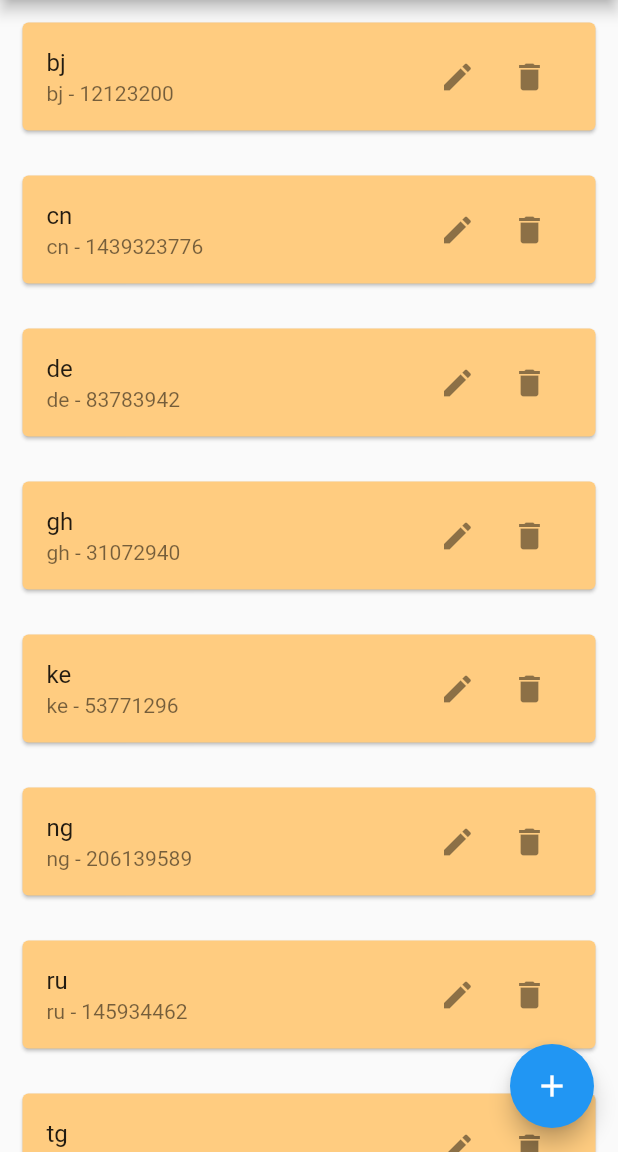
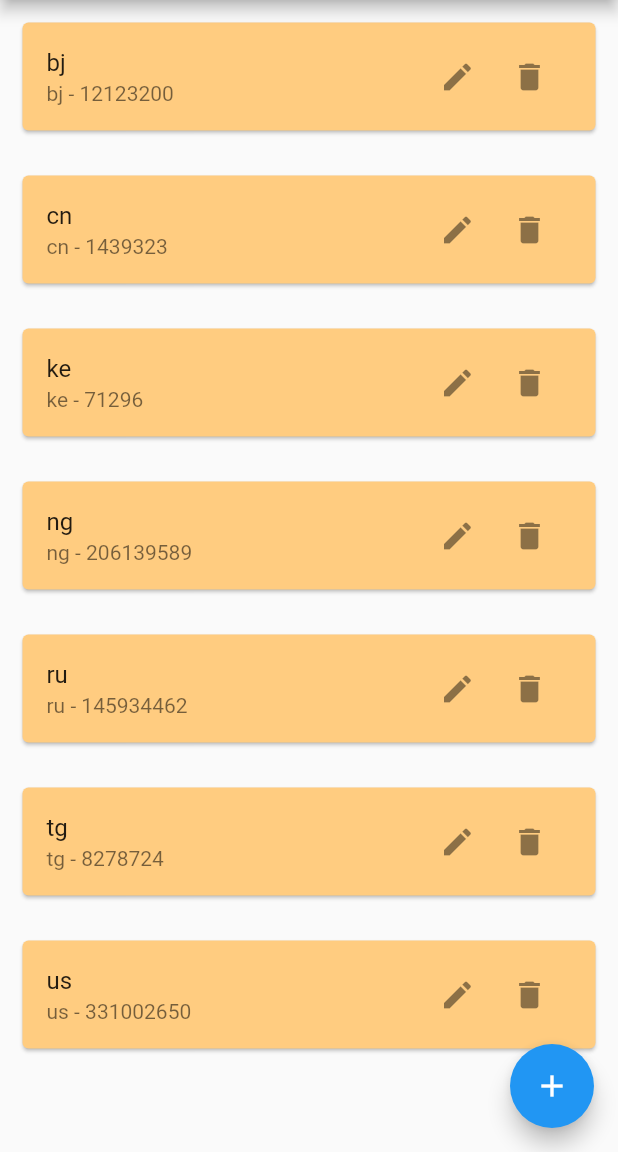
Before and after one commit to Judico007/projet_musee_sqlite_bloc, a Flutter app: the PaysHome screen opened directly, on a phone screen of 412 x 824 dp, the part 84-1236 px from its top. Run offline on Flutter 3.47's test engine with Material 2 defaults, Android fonts, the phone set to English and light mode, and no system bars; our stand-ins replace fluttertoast, sqflite; accounts and stored records are empty; network calls fail.

Commit message:
Second commit

```diff
--- a/lib/dao/MuseeDao.dart
+++ b/lib/dao/MuseeDao.dart
@@ -3,7 +3,6 @@
 import 'package:sqflite/sqflite.dart';
 import '../database/database.dart';
 import '../models/musee.dart';
-import '../models/pays.dart';
 
 class MuseeDao {
   final databaseProvider = DatabaseProvider.databaseProvider;
@@ -89,7 +88,7 @@ class MuseeDao {
     final db = await databaseProvider.database;
 
     int affectedRowsCount = await db.delete(
-      Pays.table,
+      Musee.table,
       where: 'numMus = ?',
       whereArgs: [musee.numMus],
     );
--- a/lib/database/database.dart
+++ b/lib/database/database.dart
@@ -120,28 +120,24 @@ class DatabaseProvider {
   Future<void> insertDefaultData(Database db) async {
     List<Pays> countries = [
       const Pays(codePays: "bj", nbHabitant: 12123200),
-      const Pays(codePays: "cn", nbHabitant: 1439323776),
-      const Pays(codePays: "de", nbHabitant: 83783942),
-      const Pays(codePays: "gh", nbHabitant: 31072940),
-      const Pays(codePays: "ke", nbHabitant: 53771296),
+      const Pays(codePays: "cn", nbHabitant: 1439323),
+      const Pays(codePays: "ke", nbHabitant: 71296),
       const Pays(codePays: "ng", nbHabitant: 206139589),
       const Pays(codePays: "ru", nbHabitant: 145934462),
       const Pays(codePays: "tg", nbHabitant: 8278724),
-      const Pays(codePays: "us", nbHabitant: 331002651),
-      const Pays(codePays: "za", nbHabitant: 59308690),
+      const Pays(codePays: "us", nbHabitant: 331002650),
     ];
 
     List<Musee> museums = [
       const Musee(
-          numMus: 1,
-          nomMus: "Musée de l'UNESCO",
-          nbLivres: 560,
-          codePays: "bj"),
+          numMus: 1, nomMus: "Musée Da Silva", nbLivres: 560, codePays: "bj"),
       const Musee(
           numMus: 2,
           nomMus: "United State of America Museum",
           nbLivres: 36000,
           codePays: "us"),
+      const Musee(
+          numMus: 3, nomMus: "Musée de Ouidah", nbLivres: 4000, codePays: "bj"),
     ];
 
     // ---- Insertions -----
--- a/lib/repository/MuseeRepository.dart
+++ b/lib/repository/MuseeRepository.dart
@@ -1,12 +1,10 @@
 import '../dao/MuseeDao.dart';
-import '../dao/PaysDao.dart';
 import '../models/musee.dart';
-import '../models/pays.dart';
 
 class MuseeRepository {
   final museeDao = MuseeDao();
 
-  Future getAllMusees() => museeDao.getMusees();
+  Future<List<Musee>> getAllMusees() => museeDao.getMusees();
 
   Future insertMusee(Musee musee) => museeDao.insertMusee(musee);
 
--- a/lib/repository/PaysRepository.dart
+++ b/lib/repository/PaysRepository.dart
@@ -1,10 +1,10 @@
 import '../dao/PaysDao.dart';
 import '../models/pays.dart';
 
-class MuseeRepository {
+class PaysRepository {
   final paysDao = PaysDao();
 
-  Future getAllPays() => paysDao.getPays();
+  Future<List<Pays>> getAllPays() => paysDao.getPays();
 
   Future insertPays(Pays pays) => paysDao.insertPays(pays);
 
--- a/lib/ui/musee_liste.dart
+++ b/lib/ui/musee_liste.dart
@@ -1,6 +1,5 @@
 import 'package:flutter/material.dart';
 import 'package:projet_musee_sqlite_bloc/ui/widgets/card.dart';
-import '../bloc/PaysBloc.dart';
 import '../repository/MuseeRepository.dart';
 import '../database/database.dart';
 import '../models/musee.dart';
@@ -19,8 +18,6 @@ class _MuseeListState extends State<MuseeList> {
   late MuseeRepository _museeRepository;
   late List<Musee> _list;
   bool _isLoading = false;
-
-  final PaysBloc paysBloc = PaysBloc();
 
   @override
   void initState() {
--- a/lib/ui/pays_liste.dart
+++ b/lib/ui/pays_liste.dart
@@ -1,7 +1,7 @@
 import 'package:flutter/material.dart';
-import '../repository/PaysRepository.dart';
 import '../database/database.dart';
 import '../models/pays.dart';
+import '../repository/PaysRepository.dart';
 
 class PaysList extends StatefulWidget {
   const PaysList({Key? key}) : super(key: key);
@@ -13,7 +13,7 @@ class PaysList extends StatefulWidget {
 class _PaysListState extends State<PaysList> {
   late DatabaseProvider databaseProvider = DatabaseProvider();
 
-  late MuseeRepository _paysRepository;
+  late PaysRepository _paysRepository;
   late List<Pays> _list;
   bool _isLoading = false;
 
@@ -22,7 +22,7 @@ class _PaysListState extends State<PaysList> {
     super.initState();
     _list = [];
     databaseProvider = DatabaseProvider();
-    _paysRepository = MuseeRepository();
+    _paysRepository = PaysRepository();
     _refresh();
   }
 
@@ -42,7 +42,7 @@ class _PaysListState extends State<PaysList> {
             itemCount: _list.length,
             itemBuilder: (context, index) => Card(
               color: Colors.orange[200],
-              margin: EdgeInsets.all(15),
+              margin: const EdgeInsets.all(15),
               child: ListTile(
                   title: Text(_list[index].codePays),
                   subtitle: Text(
```
Also changed, not shown: lib/bloc/MuseeBloc.dart (added, +50 -0 lines), lib/bloc/PaysBloc.dart (+14 -11 lines), lib/ui/musee_edit.dart (+3 -4 lines).
